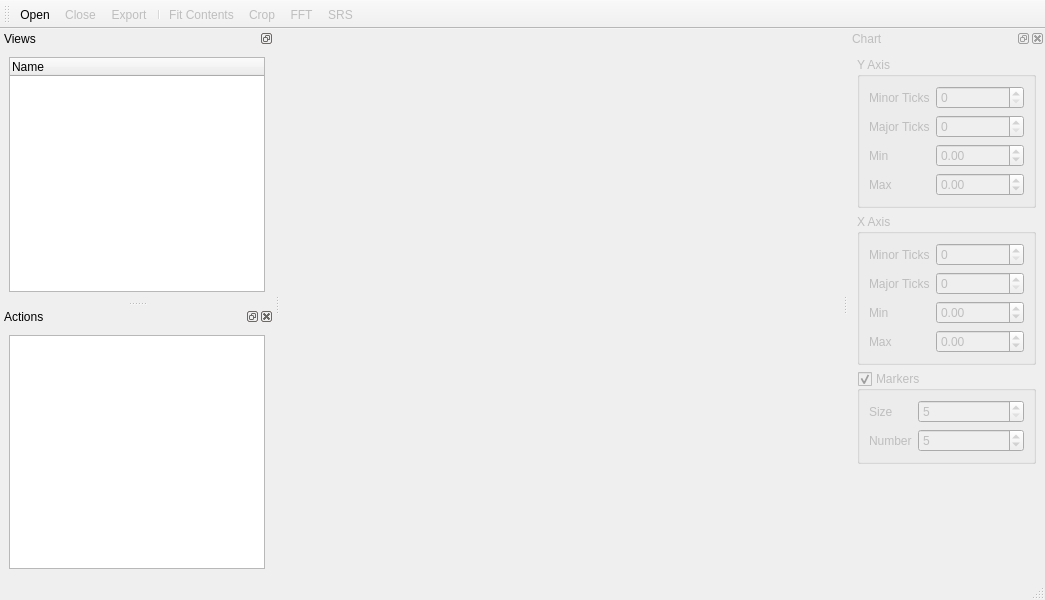
Old version of the form designer/mainwindow.ui in the repository RuggedScience/AccelExplorer.
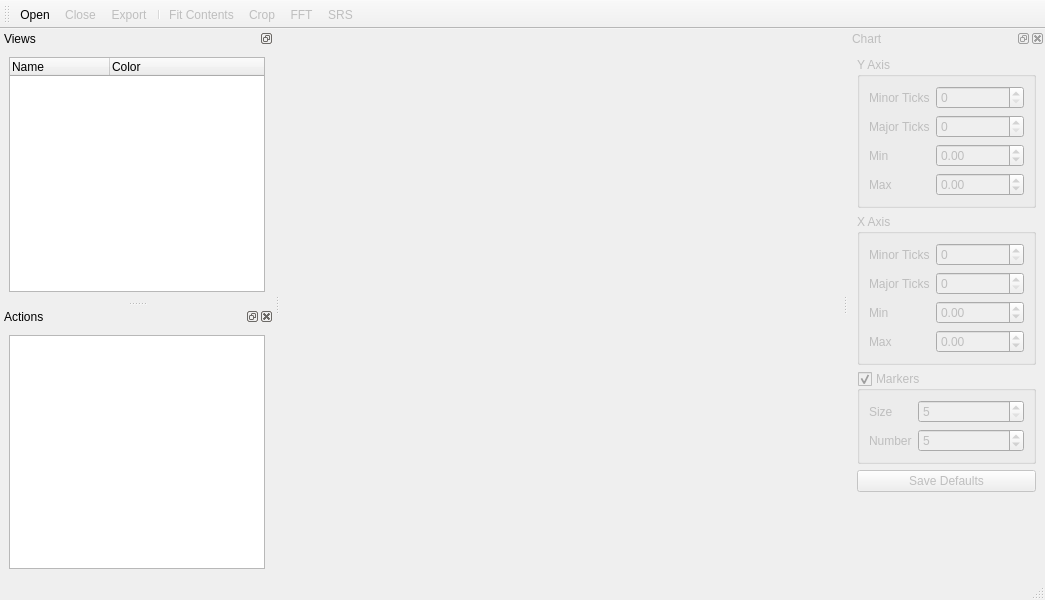
New version of the form. Icons and pictures are not drawn. Custom widgets are drawn as their Qt base class.

Commit message: Added ability to change series color

The edit to the form file:
```diff
--- a/designer/mainwindow.ui
+++ b/designer/mainwindow.ui
@@ -47,6 +47,11 @@
          <string>Name</string>
         </property>
        </column>
+       <column>
+        <property name="text">
+         <string>Color</string>
+        </property>
+       </column>
       </widget>
      </item>
     </layout>
@@ -277,11 +282,21 @@
        </layout>
       </widget>
      </item>
+     <item>
+      <widget class="QPushButton" name="saveDefaults_button">
+       <property name="text">
+        <string>Save Defaults</string>
+       </property>
+      </widget>
+     </item>
      <item>
       <spacer name="verticalSpacer">
        <property name="orientation">
         <enum>Qt::Vertical</enum>
        </property>
+       <property name="sizeType">
+        <enum>QSizePolicy::Expanding</enum>
+       </property>
        <property name="sizeHint" stdset="0">
         <size>
          <width>20</width>
```
The commit also changes 4 other files.
